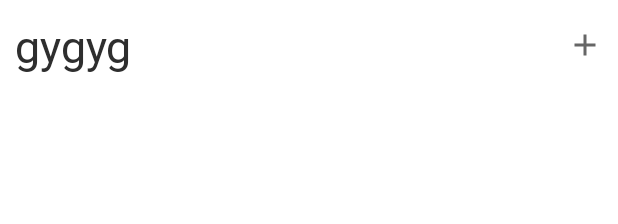
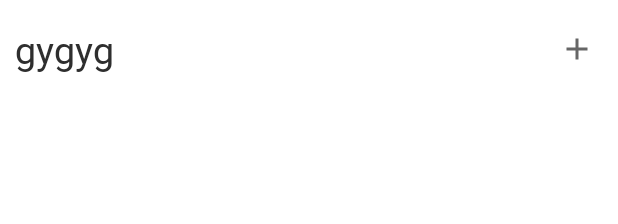
Before and after one commit to uyttyu7532/PhotoChangeRecord, an Android app: the layout item_vertical.xml on its own in the app's theme, with its tools: preview values and no code run, on a phone screen of 412 x 824 dp. Shown: the top 224 px of the screen. Run offline under Robolectric (Android 15) with nearby library versions, the phone set to English and light mode, and no system bars.

```diff
--- a/src/main/AndroidManifest.xml
+++ b/src/main/AndroidManifest.xml
@@ -29,7 +29,9 @@
         <activity
             android:name=".DetailActivity"
             android:launchMode="singleTop" />
-        <activity android:name=".ListActivity"/>
+        <activity
+            android:name=".ListActivity"
+            android:launchMode="singleTop"/>
         <activity
             android:name=".GalleryActivity"
             android:launchMode="singleTop" />
--- a/src/main/java/com/example/photochangerecord/CameraActivity.kt
+++ b/src/main/java/com/example/photochangerecord/CameraActivity.kt
@@ -88,7 +88,6 @@ class CameraActivity : AppCompatActivity() {
         val intent = intent
         var folderName: String? = intent.getStringExtra("folderName")
 
-        Log.d(TAG, "onCreate: $folderName")
 
         // 테스트
         if (folderName != null) {
--- a/src/main/res/layout/activity_list.xml
+++ b/src/main/res/layout/activity_list.xml
@@ -12,8 +12,7 @@
 
     <androidx.coordinatorlayout.widget.CoordinatorLayout
         android:layout_width="match_parent"
-        android:layout_height="match_parent"
-        android:layout_marginTop="10dp">
+        android:layout_height="match_parent">
 
         <androidx.recyclerview.widget.RecyclerView
             android:id="@+id/recycler_view_vertical"
--- a/src/main/res/layout/item_vertical.xml
+++ b/src/main/res/layout/item_vertical.xml
@@ -11,27 +11,31 @@
         style="@style/Text.Gmarket.Medium"
         android:layout_width="match_parent"
         android:layout_height="wrap_content"
-        android:layout_margin="10dp"
+
+        android:layout_marginBottom="15dp"
+        android:layout_marginTop="15dp"
+        android:layout_marginStart="10dp"
+        android:layout_marginEnd="10dp"
         android:includeFontPadding="true"
         android:text="gygyg"
-        android:textSize="30sp" />
+        android:textSize="25sp" />
 
     <ImageView
         android:id="@+id/list_add_photo_btn"
         android:layout_width="wrap_content"
         android:layout_height="wrap_content"
-        android:layout_alignBaseline="@+id/folder_title"
         android:layout_alignParentEnd="true"
-        android:layout_margin="10dp"
+        android:layout_margin="15dp"
         android:background="?attr/selectableItemBackgroundBorderless"
         android:baselineAlignBottom="true"
         android:clickable="true"
+        android:layout_centerVertical="true"
         android:src="@drawable/ic_baseline_add_24" />
 
-    <androidx.recyclerview.widget.RecyclerView
-        android:id="@+id/recycler_view_horizontal"
-        android:layout_width="match_parent"
-        android:layout_height="wrap_content"
-        android:layout_below="@+id/folder_title"
-        android:layout_marginBottom="10dp" />
+<!--    <androidx.recyclerview.widget.RecyclerView-->
+<!--        android:id="@+id/recycler_view_horizontal"-->
+<!--        android:layout_width="match_parent"-->
+<!--        android:layout_height="wrap_content"-->
+<!--        android:layout_below="@+id/folder_title"-->
+<!--        android:layout_marginBottom="10dp" />-->
 </RelativeLayout>
```
Also changed, not shown: src/main/java/com/example/photochangerecord/ListActivity.kt (+59 -56 lines), src/main/java/com/example/photochangerecord/VerticalAdapter.kt (+29 -28 lines).
